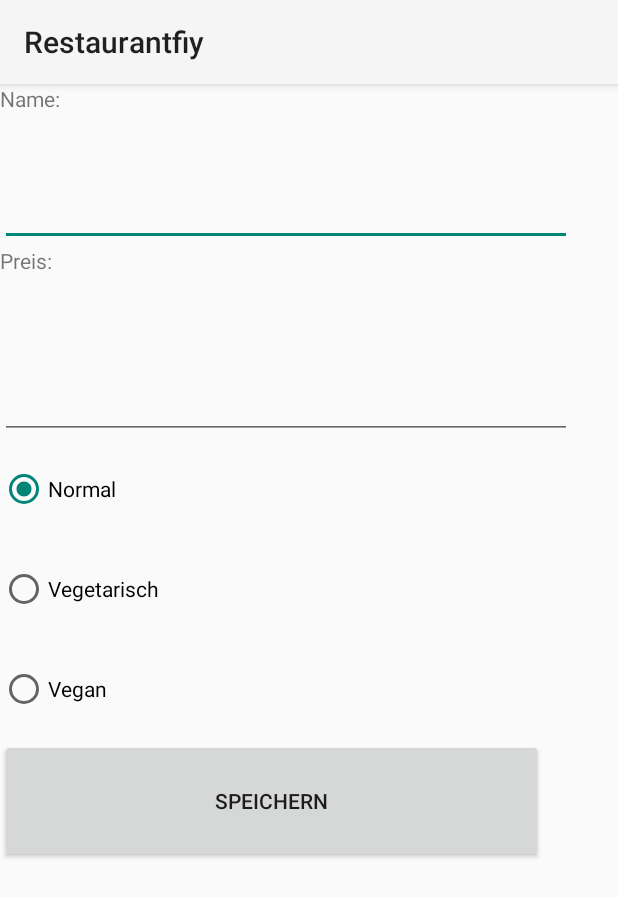
After one commit to Restaurantify/Restaurantify, an Android app: the layout products_hinzufuegen.xml on its own in the app's theme, with its tools: preview values and no code run, on a phone screen of 412 x 824 dp. The commit adds this screen. Shown: the top 897 px of the screen. Run offline under Robolectric (Android 15) with nearby library versions, the phone set to English and light mode, and no system bars.

Commit message:
Products, products_hinzufügen;

```diff
--- a/app/src/main/java/com/example/stefan/restaurantfiy/BestellungTBL.java
+++ b/app/src/main/java/com/example/stefan/restaurantfiy/BestellungTBL.java
@@ -18,7 +18,6 @@ public class BestellungTBL
     public final static String Preis = "Preis";
     public static final String[] ALL_COLUMNS = new String[] {BestellId + "AS_id", TischNr, Produkt, Anzahl, Preis};
 
-
     public static final String SQL_DROP = "DROP TABLE IF EXISTS" + TABLE_NAME;
     public static final String SQL_CREATE =
             "CREATE TABLE " + TABLE_NAME +
--- a/app/src/main/java/com/example/stefan/restaurantfiy/ProductsTBL.java
+++ b/app/src/main/java/com/example/stefan/restaurantfiy/ProductsTBL.java
@@ -19,6 +19,5 @@ public class ProductsTBL
     public static final String STMT_INSERT =
             "INSERT INTO" + TABLE_NAME;
 
-
     //noch nicht fertig nur das keine Fehler mehr sind in der ProductsHelper Klasse!!!!
 }
--- /dev/null
+++ b/app/src/main/res/layout/products_hinzufuegen.xml
@@ -0,0 +1,64 @@
+<?xml version="1.0" encoding="utf-8"?>
+<LinearLayout xmlns:android="http://schemas.android.com/apk/res/android"
+    android:orientation="vertical" android:layout_width="wrap_content"
+    android:layout_height="match_parent"
+    android:weightSum="1">
+
+    <TextView
+        android:layout_width="match_parent"
+        android:layout_height="wrap_content"
+        android:text="Name:"
+        android:id="@+id/textViewProductName"
+        android:layout_weight="0.07" />
+
+    <EditText
+        android:layout_width="381dp"
+        android:layout_height="wrap_content"
+        android:id="@+id/editText2"
+        android:layout_weight="0.02" />
+
+    <TextView
+        android:layout_width="117dp"
+        android:layout_height="wrap_content"
+        android:text="Preis:"
+        android:id="@+id/textViewPoduktPreis"
+        android:layout_weight="0.06" />
+
+    <EditText
+        android:layout_width="match_parent"
+        android:layout_height="wrap_content"
+        android:id="@+id/editText3"
+        android:layout_gravity="center_horizontal"
+        android:layout_weight="0.07" />
+
+    <RadioButton
+        android:layout_width="match_parent"
+        android:layout_height="wrap_content"
+        android:text="Normal"
+        android:id="@+id/radioButtonNormal"
+        android:layout_weight="0.07"
+        android:checked="true" />
+
+    <RadioButton
+        android:layout_width="match_parent"
+        android:layout_height="wrap_content"
+        android:text="Vegetarisch"
+        android:id="@+id/radioButtonVegetarisch"
+        android:layout_weight="0.07"
+        android:checked="false" />
+
+    <RadioButton
+        android:layout_width="match_parent"
+        android:layout_height="wrap_content"
+        android:text="Vegan"
+        android:id="@+id/radioButtonVegan"
+        android:layout_weight="0.07"
+        android:checked="false" />
+
+    <Button
+        android:layout_width="362dp"
+        android:layout_height="wrap_content"
+        android:text="Speichern"
+        android:id="@+id/buttonProdukteSpeichern"
+        android:layout_weight="0.07" />
+</LinearLayout>
--- a/app/src/main/res/layout/tisch_daten.xml
+++ b/app/src/main/res/layout/tisch_daten.xml
@@ -16,7 +16,7 @@
     <ListView
         android:layout_width="wrap_content"
         android:layout_height="wrap_content"
-        android:id="@+id/listView"
+        android:id="@+id/listView_Tischdaten"
         android:layout_below="@+id/textViewTischNr"
         android:layout_alignParentStart="true" />
 
--- /dev/null
+++ b/app/src/main/res/menu/products_hinzufuegen.xml
@@ -0,0 +1,5 @@
+<?xml version="1.0" encoding="utf-8"?>
+
+<menu xmlns:android="http://schemas.android.com/apk/res/android">
+
+</menu>
```
Also changed, not shown: app/src/main/java/com/example/stefan/restaurantfiy/MainActivity.java (+23 -4 lines), app/src/main/java/com/example/stefan/restaurantfiy/Products.java (+59 -9 lines).
